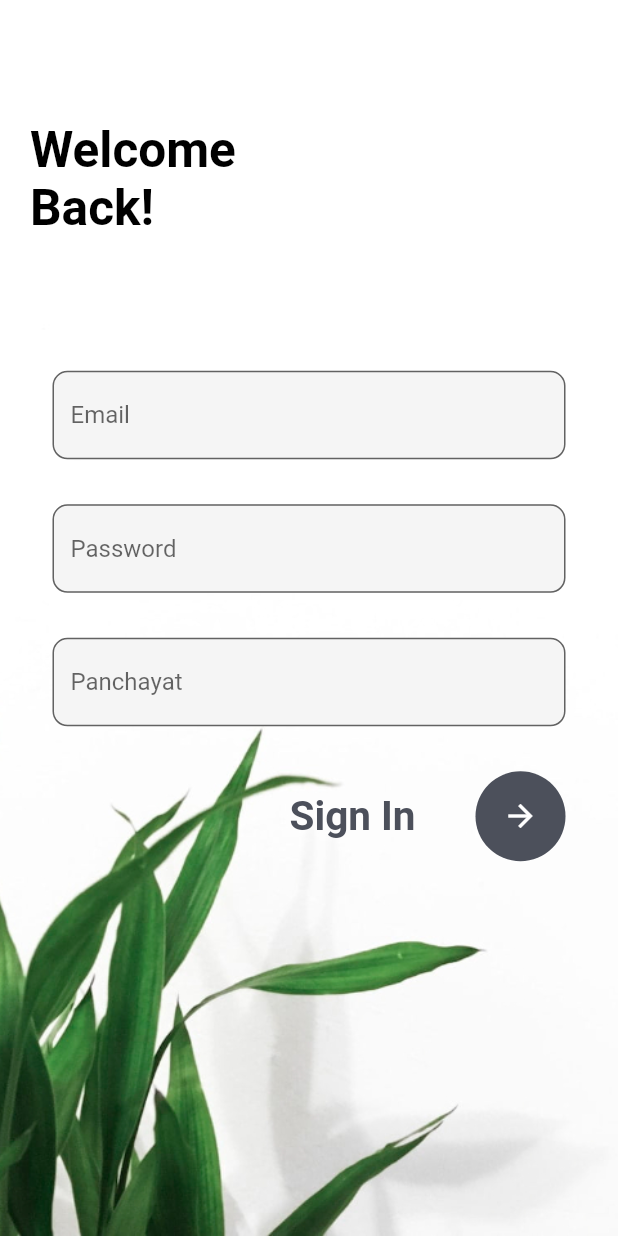
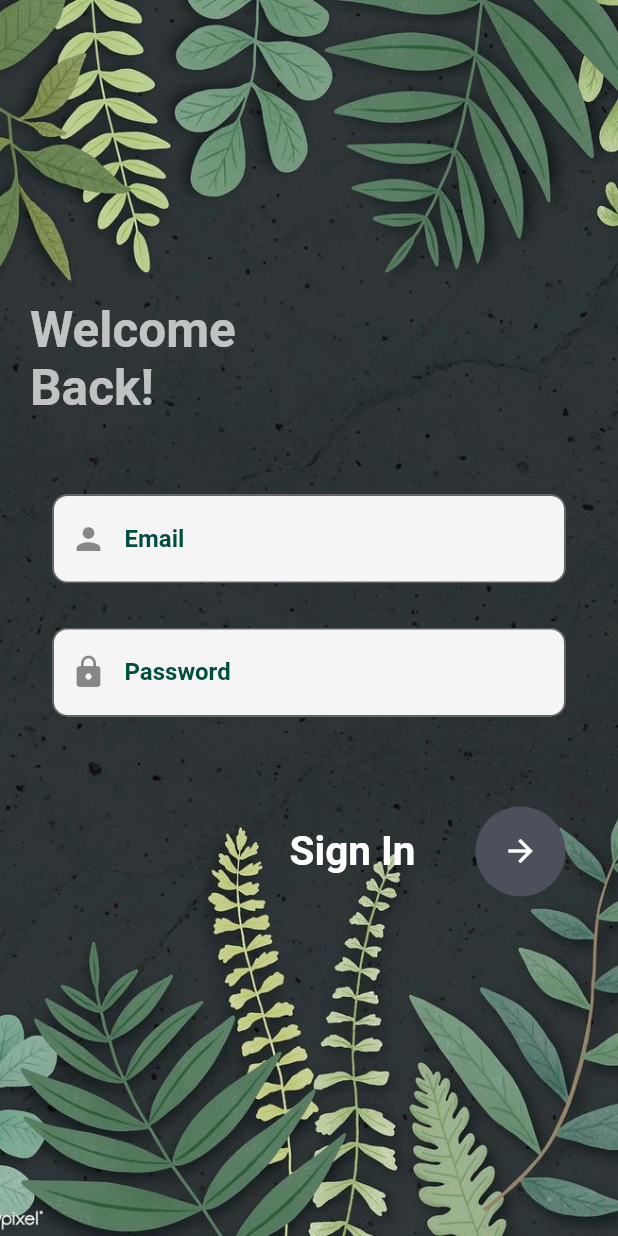
Before and after one commit to Joelp13/SoilSage, a Flutter app: the screen it shows after launch, on a phone screen of 412 x 824 dp. Run offline on Flutter 3.47's test engine with Material 2 defaults, Android fonts, the phone set to English and light mode, and no system bars; our stand-ins replace geolocator; missing offline and left inert: dart:js.

Commit message:
loginpage completed

```diff
--- a/lib/login.dart
+++ b/lib/login.dart
@@ -15,7 +15,7 @@ class _MyloginState extends State<Mylogin> {
     return Container(
       decoration: BoxDecoration(
         image: DecorationImage(
-          image: AssetImage('assets/images/theme.jpg'),fit: BoxFit.cover
+          image: AssetImage('assets/images/screen2.jpg'),fit: BoxFit.cover
         )
       ),
       child: Scaffold(
@@ -23,24 +23,25 @@ class _MyloginState extends State<Mylogin> {
         body: Stack(
           children: [
             Container(
-              padding: EdgeInsets.only(left: 20,top: 80),
+              padding: EdgeInsets.only(left: 20,top: 200),
               child: Text('Welcome\nBack!',style: TextStyle(
-                color: Colors.black,
+                color: Colors.white70,
                 fontSize: 33,
                 fontWeight: FontWeight.bold,
               ),),
             ),
             SingleChildScrollView(
               child: Container(
-                padding: EdgeInsets.only(top: MediaQuery.of(context).size.height*0.3,right: 35,left: 35),
+                padding: EdgeInsets.only(top: MediaQuery.of(context).size.height*0.4,right: 35,left: 35),
               child: Column(
                 children: [
                   TextField(
-                    obscureText: true,
                     decoration: InputDecoration(
+                      prefixIcon:Icon(Icons.person),
                       fillColor: Colors.grey.shade100,
                       filled: true,
                       hintText: 'Email',
+                       hintStyle:TextStyle(fontWeight: FontWeight.bold ,color: Colors.teal.shade900),
                       border: OutlineInputBorder(
                         borderRadius: BorderRadius.circular(10)
                       )
@@ -50,11 +51,12 @@ class _MyloginState extends State<Mylogin> {
                     height: 30,
                   ),
                   TextField(
-                    obscureText: true,
                     decoration: InputDecoration(
+                      prefixIcon:Icon(Icons.lock),
                       fillColor: Colors.grey.shade100,
                       filled: true,
                       hintText: 'Password',
+                       hintStyle:TextStyle(fontWeight: FontWeight.bold ,color: Colors.teal.shade900),
                       border: OutlineInputBorder(
                         borderRadius: BorderRadius.circular(10)
                       )
@@ -63,24 +65,26 @@ class _MyloginState extends State<Mylogin> {
                   SizedBox(
                     height: 30,
                   ),
-                  TextField(
+                  /*TextField(
                     obscureText: true,
                     decoration: InputDecoration(
+                      prefixIcon:Icon(Icons.location_city),
                       fillColor: Colors.grey.shade100,
                       filled: true,
                       hintText: 'Panchayat',
+                      hintStyle:TextStyle(fontWeight: FontWeight.bold ,color: Colors.teal.shade900),
                       border: OutlineInputBorder(
                         borderRadius: BorderRadius.circular(10)
                       )
                     ),
-                  ),
+                  ),*/
                   SizedBox(
                     height: 30,
                   ),
                   Row(
                     mainAxisAlignment: MainAxisAlignment.end,
                     children: [
-                      Text('Sign In',style: TextStyle(color: Color(0xff4c505b),
+                      Text('Sign In',style: TextStyle(color: Colors.white,
                         fontSize: 27,fontWeight: FontWeight.w700
                       ),),
                       SizedBox(
```
Also changed, not shown: assets/images/screen2.jpg (added).
